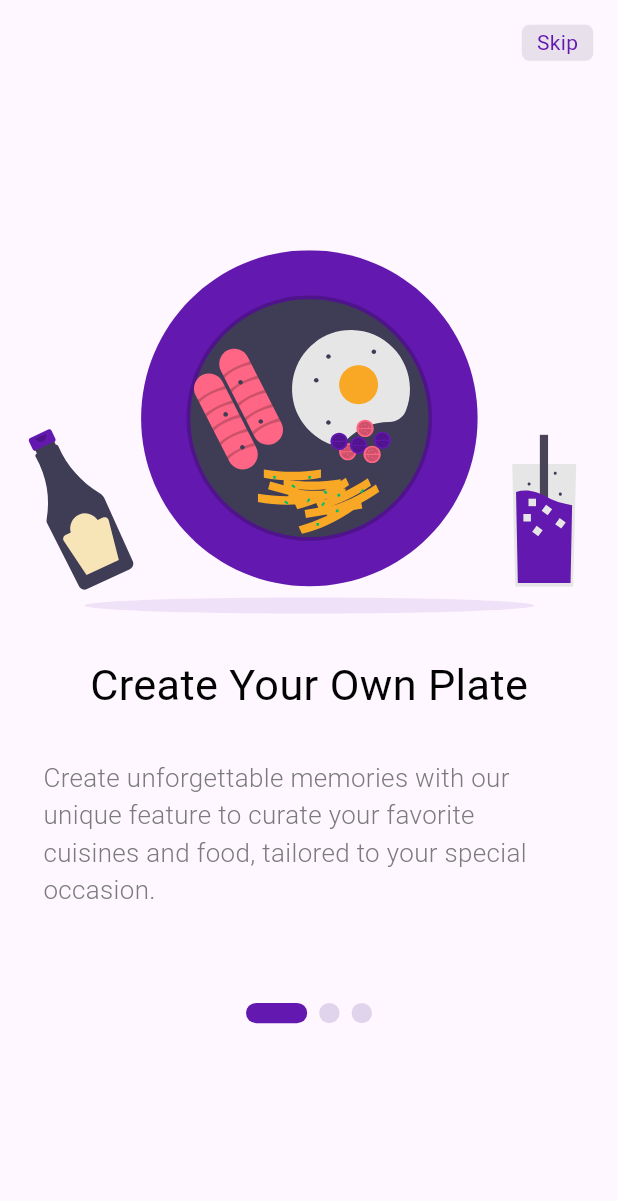
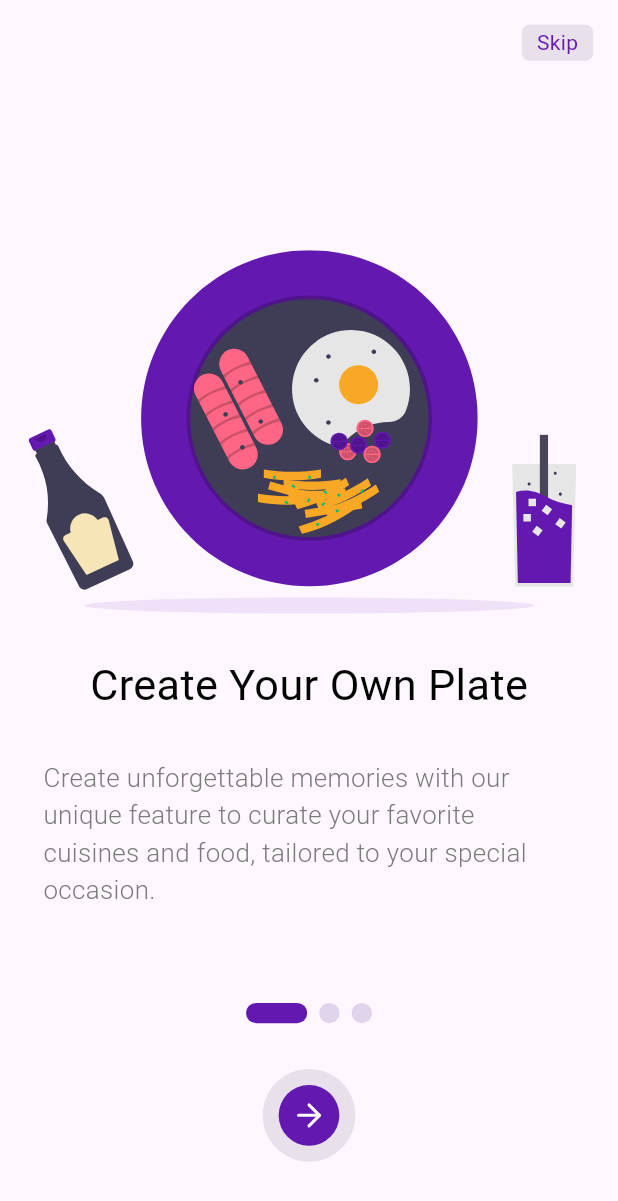
Before and after one commit to Utkarsh4517/craftmyplate-ui, a Flutter app: the screen it shows after launch, on a phone screen of 412 x 824 dp. Shown: the top 1201 px of the screen. Run offline on Flutter 3.47's test engine with Material 2 defaults, Android fonts, the phone set to English and light mode, and no system bars; drawn by our look-alikes of smooth_page_indicator; our stand-ins replace feather_icons, flutter_svg, shared_preferences; Roboto replaces fonts that are missing (Lexend).

Commit message:
completed onboarding screen

```diff
--- a/lib/screens/on_boarrding_screen/on_boarding_screen.dart
+++ b/lib/screens/on_boarrding_screen/on_boarding_screen.dart
@@ -4,6 +4,7 @@ import 'package:craftmyplate/screens/homepage/homepage.dart';
 import 'package:craftmyplate/screens/on_boarrding_screen/intro_page1.dart';
 import 'package:craftmyplate/screens/on_boarrding_screen/intro_page2.dart';
 import 'package:craftmyplate/screens/on_boarrding_screen/intro_page3.dart';
+import 'package:feather_icons/feather_icons.dart';
 import 'package:flutter/material.dart';
 import 'package:shared_preferences/shared_preferences.dart';
 import 'package:smooth_page_indicator/smooth_page_indicator.dart';
@@ -79,7 +80,67 @@ class _OnBoardingScreenState extends State<OnBoardingScreen> {
                   ),
                 ),
               ],
-            )
+            ),
+            // next page button
+
+            AnimatedContainer(
+              duration: const Duration(milliseconds: 500),
+              alignment: const AlignmentDirectional(0, 0.87),
+              child: Stack(
+                children: [
+                  GestureDetector(
+                    onTap: () {
+                      _controller.nextPage(
+                          duration: const Duration(milliseconds: 500),
+                          curve: Curves.easeIn);
+                      if (onLastPage) _completeOnboarding();
+                    },
+                    child: AnimatedContainer(
+                      duration: const Duration(milliseconds: 250),
+                      width: onLastPage
+                          ? getScreenWidth(context) * 0.45
+                          : getScreenWidth(context) * 0.15,
+                      height: onLastPage
+                          ? getScreenWidth(context) * 0.15
+                          : getScreenWidth(context) * 0.15,
+                      // padding: EdgeInsets.all(getScreenWidth(context) * 0.025),
+                      decoration: BoxDecoration(
+                          color: purpleBg,
+                          borderRadius: BorderRadius.circular(
+                              getScreenWidth(context) * 0.1)),
+                      child: Row(
+                        mainAxisAlignment: onLastPage
+                            ? MainAxisAlignment.spaceEvenly
+                            : MainAxisAlignment.center,
+                        children: [
+                          if (onLastPage)
+                            const Text(
+                              'Get Started',
+                              style: TextStyle(
+                                color: purpleColor,
+                                fontFamily: 'Lexend',
+                                fontWeight: FontWeight.w400,
+                              ),
+                            ),
+                          Container(
+                            padding:
+                                EdgeInsets.all(getScreenWidth(context) * 0.02),
+                            decoration: const BoxDecoration(
+                              color: purpleColor,
+                              shape: BoxShape.circle,
+                            ),
+                            child: const Icon(
+                              FeatherIcons.arrowRight,
+                              color: whiteColor,
+                            ),
+                          )
+                        ],
+                      ),
+                    ),
+                  )
+                ],
+              ),
+            ),
           ],
         ),
       ),
--- a/pubspec.yaml
+++ b/pubspec.yaml
@@ -37,6 +37,8 @@ dependencies:
   shared_preferences: ^2.2.0
   flutter_svg: ^2.0.7
   smooth_page_indicator: ^1.1.0
+  feather_icons: ^1.2.0
+  animate_do: ^3.0.2
 dev_dependencies:
   flutter_test:
     sdk: flutter
```
Also changed, not shown: pubspec.lock.
